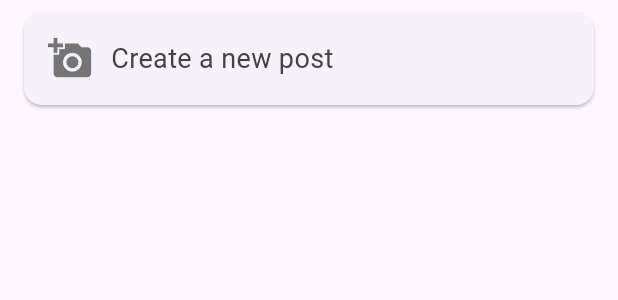
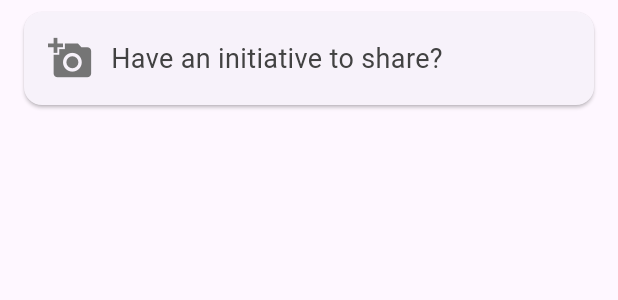
Before and after one commit to roundspecs/jonogon, a Flutter app: the CreateInitiativeCardWidget widget shown alone on an empty page, opened directly, on a phone screen of 412 x 824 dp. Shown: the top 300 px of the screen. Run offline on Flutter 3.47's test engine with Material 3 defaults, Android fonts, the phone set to English and light mode, and no system bars; our stand-ins replace bloc, equatable, flutter_bloc, go_router; network calls fail.

```diff
--- a/frontend/lib/features/community copy/presentation/pages/community_page.dart
+++ b/frontend/lib/features/community/presentation/pages/community_page.dart
@@ -1,7 +1,7 @@
 import 'package:flutter/material.dart';
 import 'package:flutter_bloc/flutter_bloc.dart';
-import 'package:frontend/features/community%20copy/bloc/community_bloc.dart';
-import 'package:frontend/features/community%20copy/presentation/pages/community_view.dart';
+import 'package:frontend/features/community/bloc/community_bloc.dart';
+import 'package:frontend/features/community/presentation/pages/community_view.dart';
 
 class CommunityPage extends StatelessWidget {
   const CommunityPage({super.key});
--- a/frontend/lib/features/community copy/presentation/pages/community_view.dart
+++ b/frontend/lib/features/community/presentation/pages/community_view.dart
@@ -1,6 +1,6 @@
 import 'package:flutter/material.dart';
 import 'package:flutter_bloc/flutter_bloc.dart';
-import 'package:frontend/features/community%20copy/bloc/community_bloc.dart';
+import 'package:frontend/features/community/bloc/community_bloc.dart';
 import 'package:frontend/widgets/create_initiative_card_widget.dart';
 import 'package:frontend/widgets/initiative_card_widget.dart';
 import 'package:go_router/go_router.dart';
--- a/frontend/lib/router/routes.dart
+++ b/frontend/lib/router/routes.dart
@@ -1,5 +1,5 @@
 import 'package:flutter/material.dart';
-import 'package:frontend/features/community%20copy/presentation/pages/community_page.dart';
+import 'package:frontend/features/community/presentation/pages/community_page.dart';
 import 'package:go_router/go_router.dart';
 
 final GoRouter router = GoRouter(
--- a/frontend/lib/widgets/create_initiative_card_widget.dart
+++ b/frontend/lib/widgets/create_initiative_card_widget.dart
@@ -21,7 +21,7 @@ class CreateInitiativeCardWidget extends StatelessWidget {
               const SizedBox(width: 12),
               Expanded(
                 child: Text(
-                  'Create a new post',
+                  'Have an initiative to share?',
                   style: TextStyle(
                     fontSize: 18,
                     color: Colors.grey[800],
--- a/frontend/lib/widgets/initiative_card_widget.dart
+++ b/frontend/lib/widgets/initiative_card_widget.dart
@@ -1,6 +1,6 @@
 import 'package:flutter/material.dart';
 import 'package:flutter_bloc/flutter_bloc.dart';
-import 'package:frontend/features/community%20copy/bloc/community_bloc.dart';
+import 'package:frontend/features/community/bloc/community_bloc.dart';
 // import 'package:frontend/frontend.dart';
 import 'package:frontend/models/ui_models/initiative_model.dart';
 import 'package:go_router/go_router.dart';
```
Also changed, not shown: frontend/lib/features/community copy/presentation/presentation.dart (deleted), frontend/lib/features/community/bloc/community_bloc.dart (renamed from frontend/lib/features/community copy/bloc/community_bloc.dart), frontend/lib/features/community/bloc/community_event.dart (renamed from frontend/lib/features/community copy/bloc/community_event.dart), frontend/lib/features/community/bloc/community_state.dart (renamed from frontend/lib/features/community copy/bloc/community_state.dart), frontend/lib/features/community/community.dart (renamed from frontend/lib/features/community copy/community.dart), frontend/lib/features/community/presentation.dart (deleted), frontend/lib/features/community/presentation/community_page.dart (deleted), frontend/lib/features/community/presentation/community_view.dart (deleted), frontend/lib/features/community/presentation/presentation.dart (added).
